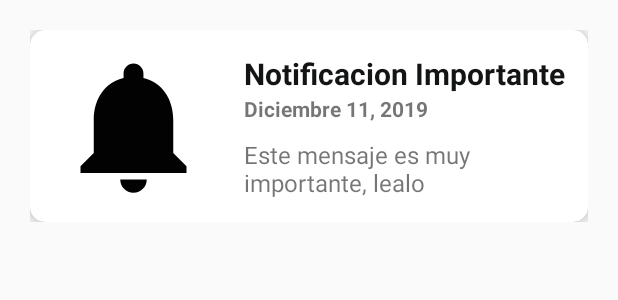
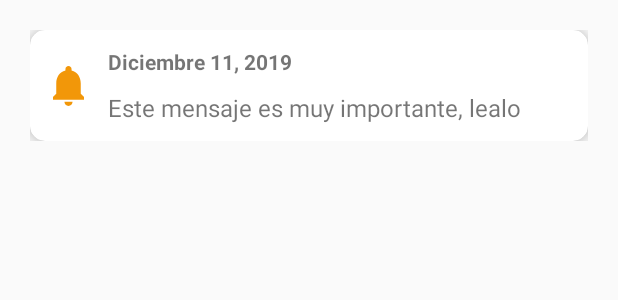
Before and after one commit to remd123/PeopleNews1, an Android app: the layout notificacion_item_row.xml on its own in the app's theme, with its tools: preview values and no code run, on a phone screen of 412 x 824 dp. Shown: the top 300 px of the screen. Run offline under Robolectric (Android 15) with nearby library versions, the phone set to English and light mode, and no system bars; network calls fail; Roboto replaces fonts that are not available here.

Commit message:
diseño de notificaciones. 24-02-2020

```diff
--- a/app/src/main/java/com/example/peoplenews/adapter/NotiAdapter.kt
+++ b/app/src/main/java/com/example/peoplenews/adapter/NotiAdapter.kt
@@ -39,6 +39,8 @@ class NotiAdapter(var lnotificaciones : ArrayList<mNotificacion>) : RecyclerView
         holder as viewHolderNotificacion
 
         holder.tvdescirpcion.text = lnotificaciones[position].descripcion
+        holder.tvfecha.text = lnotificaciones[position].fecha
+
 
 
 
--- a/app/src/main/java/com/example/peoplenews/adapter/viewHolderNotificacion.kt
+++ b/app/src/main/java/com/example/peoplenews/adapter/viewHolderNotificacion.kt
@@ -9,10 +9,12 @@ import py.edu.uca.peoplenews.R
 class viewHolderNotificacion(itemView: View) : RecyclerView.ViewHolder(itemView){
 
     val tvdescirpcion : TextView
+    val tvfecha : TextView
 
     init{
 
         tvdescirpcion = itemView.findViewById(R.id.descripcion_notificacion)
+        tvfecha = itemView.findViewById(R.id.fecha_notificacion)
 
     }
 
--- a/app/src/main/java/com/example/peoplenews/fragment/NotificacionesFragment.kt
+++ b/app/src/main/java/com/example/peoplenews/fragment/NotificacionesFragment.kt
@@ -17,6 +17,7 @@ import io.reactivex.android.schedulers.AndroidSchedulers
 import io.reactivex.disposables.CompositeDisposable
 import io.reactivex.schedulers.Schedulers
 import kotlinx.android.synthetic.main.fragment_notificaciones.*
+import kotlinx.android.synthetic.main.toolbar.*
 import py.edu.uca.peoplenews.R
 
 
@@ -46,6 +47,7 @@ class NotificacionesFragment : Fragment(){
 
         override fun onViewCreated(view: View, savedInstanceState: Bundle?) {
             super.onViewCreated(view, savedInstanceState)
+            //title_toolbar.setTitle("Notificaciones")
 
             mCompositeDisposable = CompositeDisposable()
 
--- a/app/src/main/java/com/example/peoplenews/recursos/funciones.kt
+++ b/app/src/main/java/com/example/peoplenews/recursos/funciones.kt
@@ -4,7 +4,7 @@ import retrofit2.Retrofit
 import retrofit2.adapter.rxjava2.RxJava2CallAdapterFactory
 import retrofit2.converter.gson.GsonConverterFactory
 
-val URL = "http://192.168.0.7:5050/"
+val URL = "http://192.168.0.11:5050/"
 
 fun connector() : Retrofit {
 
--- /dev/null
+++ b/app/src/main/res/drawable/ic_notifications.xml
@@ -0,0 +1,5 @@
+<vector android:height="10dp" android:tint="#F29709"
+    android:viewportHeight="24.0" android:viewportWidth="24.0"
+    android:width="10dp" xmlns:android="http://schemas.android.com/apk/res/android">
+    <path android:fillColor="#FF000000" android:pathData="M12,22c1.1,0 2,-0.9 2,-2h-4c0,1.1 0.89,2 2,2zM18,16v-5c0,-3.07 -1.64,-5.64 -4.5,-6.32L13.5,4c0,-0.83 -0.67,-1.5 -1.5,-1.5s-1.5,0.67 -1.5,1.5v0.68C7.63,5.36 6,7.92 6,11v5l-2,2v1h16v-1l-2,-2z"/>
+</vector>
--- a/app/src/main/res/layout/notificacion_item_row.xml
+++ b/app/src/main/res/layout/notificacion_item_row.xml
@@ -10,44 +10,44 @@
 
     <androidx.cardview.widget.CardView
         android:layout_width="match_parent"
-        android:layout_height="match_parent"
+        android:layout_height="wrap_content"
         app:cardCornerRadius="10dp"
         app:cardElevation="8dp">
 
         <LinearLayout
-            android:layout_width="match_parent"
+            android:layout_width="wrap_content"
             android:layout_height="wrap_content"
             android:orientation="horizontal"
             android:padding="5dp">
 
             <ImageView
                 android:id="@+id/img_notificacion"
-                android:layout_width="0dp"
-                android:layout_height="100dp"
+                android:layout_width="match_parent"
+                android:layout_height="match_parent"
                 android:layout_gravity="center"
-                android:layout_margin="5dp"
+                android:layout_margin="10dp"
                 android:layout_weight="1"
                 android:padding="5dp"
                 android:scaleType="centerCrop"
-                android:src="@drawable/icon_notificacion" />
+                android:src="@drawable/ic_notifications" />
 
             <LinearLayout
-                android:layout_width="0dp"
+                android:layout_width="wrap_content"
                 android:layout_height="wrap_content"
-                android:layout_weight="2"
+                android:layout_weight="1"
                 android:orientation="vertical"
-                android:padding="10dp">
+                android:padding="6dp">
 
-                <TextView
-                    android:id="@+id/id_nombre_notificacion"
-                    android:layout_width="match_parent"
-                    android:layout_height="wrap_content"
-                    android:layout_gravity="bottom"
-                    android:gravity="center"
-                    android:text="Notificacion Importante"
-                    android:textColor="#131414"
-                    android:textSize="20dp"
-                    android:textStyle="bold" />
+<!--                <TextView-->
+<!--                    android:id="@+id/id_nombre_notificacion"-->
+<!--                    android:layout_width="match_parent"-->
+<!--                    android:layout_height="wrap_content"-->
+<!--                    android:layout_gravity="bottom"-->
+<!--                    android:gravity="center"-->
+<!--                    android:text="Notificacion Importante"-->
+<!--                    android:textColor="#131414"-->
+<!--                    android:textSize="20dp"-->
+<!--                    android:textStyle="bold" />-->
 
                 <TextView
                     android:id="@+id/fecha_notificacion"
--- a/app/src/main/res/layout/toolbar.xml
+++ b/app/src/main/res/layout/toolbar.xml
@@ -1,11 +1,13 @@
 <?xml version="1.0" encoding="utf-8"?>
 <androidx.appcompat.widget.Toolbar
+    android:id="@+id/title_toolbar"
     xmlns:android="http://schemas.android.com/apk/res/android"
     android:layout_width="match_parent"
     android:layout_height="?attr/actionBarSize"
     xmlns:app="http://schemas.android.com/apk/res-auto"
     android:background="@color/colorPrimary"
     app:titleTextColor="@android:color/white"
+    app:title="NewPeople"
     android:elevation="4dp">
 
 </androidx.appcompat.widget.Toolbar>
--- a/app/src/main/res/values/colors.xml
+++ b/app/src/main/res/values/colors.xml
@@ -1,6 +1,6 @@
 <?xml version="1.0" encoding="utf-8"?>
 <resources>
-    <color name="colorPrimary">#536DFE</color>
-    <color name="colorPrimaryDark">#0097A7</color>
+    <color name="colorPrimary">#2476a6</color>
+    <color name="colorPrimaryDark">#053754</color>
     <color name="colorAccent">#00BCD4</color>
 </resources>
```
